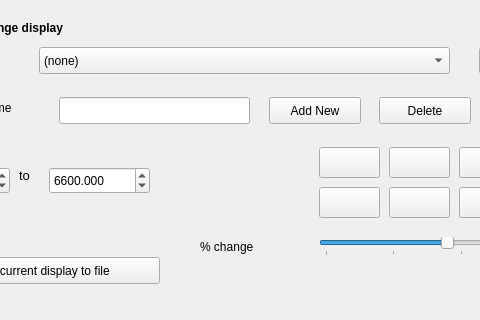
Before: the Qt Designer form Numpy/Sdadmin/rangeseldlg.ui in JohnMCollins/python-astro-progs, drawn with Qt 5; both pictures show x 121 to 601 and y 353 to 673 of the 926 by 673 pixel window.
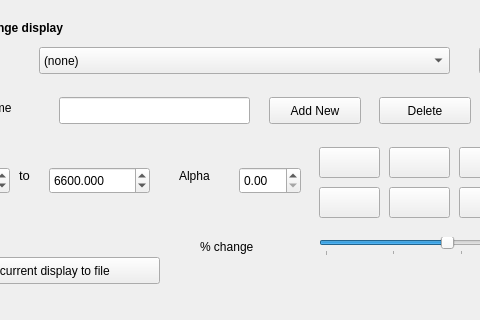
After: the same form once the commit is applied. Icons and pictures are not drawn.

Patch:
```diff
--- a/Numpy/Sdadmin/rangeseldlg.ui
+++ b/Numpy/Sdadmin/rangeseldlg.ui
@@ -1173,6 +1173,42 @@
     <bool>true</bool>
    </property>
   </widget>
+  <widget class="QDoubleSpinBox" name="sralpha">
+   <property name="geometry">
+    <rect>
+     <x>360</x>
+     <y>520</y>
+     <width>62</width>
+     <height>27</height>
+    </rect>
+   </property>
+   <property name="toolTip">
+    <string>This sets the alpha (transparency) of the range display.
+
+A value of 0 (default) just puts in lines at the extremes.
+Otherwise a value of 1 is fully opaque and will obliterate the plot.
+Less than that is somewhere in between.</string>
+   </property>
+   <property name="maximum">
+    <double>1.000000000000000</double>
+   </property>
+   <property name="singleStep">
+    <double>0.010000000000000</double>
+   </property>
+  </widget>
+  <widget class="QLabel" name="label_6">
+   <property name="geometry">
+    <rect>
+     <x>300</x>
+     <y>520</y>
+     <width>62</width>
+     <height>17</height>
+    </rect>
+   </property>
+   <property name="text">
+    <string>Alpha</string>
+   </property>
+  </widget>
  </widget>
  <tabstops>
   <tabstop>selecty</tabstop>
```
Left out of the diff: 1 changed line with no effect on the pictures.
